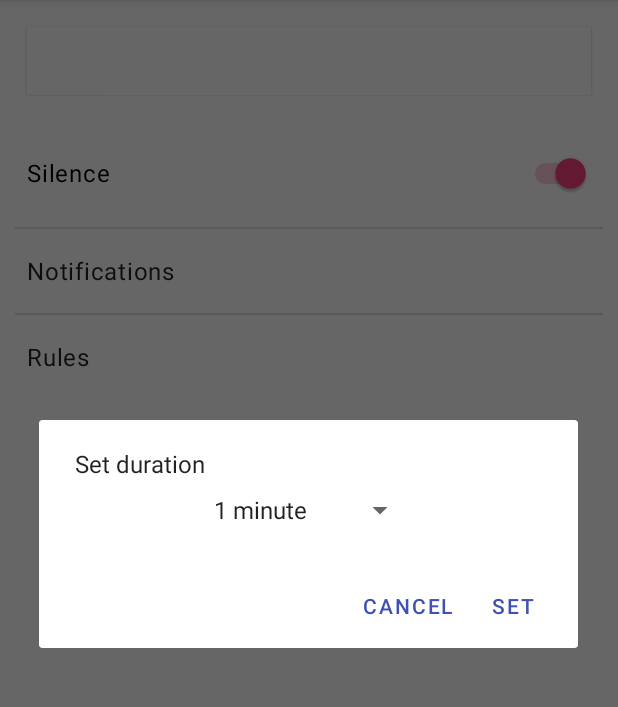
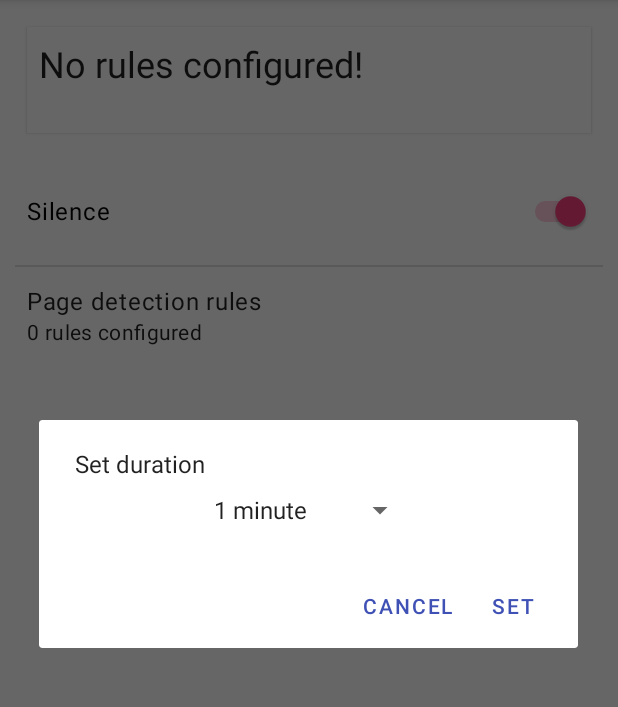
Before and after one commit to jboning/pageme, an Android app: the screen it shows after launch (MainActivity), after a tap on "Silence", on a phone screen of 412 x 824 dp, the part 84-791 px from its top. Run offline under Robolectric (Android 15) with nearby library versions, the phone set to English and light mode, and no system bars.

Commit message:
Split annoyer policy from rules config, show rules on main view

```diff
--- a/app/src/main/java/name/jboning/pageme/MainActivity.kt
+++ b/app/src/main/java/name/jboning/pageme/MainActivity.kt
@@ -36,12 +36,21 @@ class MainActivity : AppCompatActivity(), OnDurationSetListener {
             renderStatus()
         }
 
+        viewModel.rules.observe(this) {
+            findViewById<TextView>(R.id.num_rules_text).text = "" + it.size + " rules configured"
+        }
+
         permissionsCheck()
     }
 
     private fun renderStatus() {
-        findViewById<TextView>(R.id.status).text = if (viewModel.silenced.value!!) {
-            "silenced until " + SimpleDateFormat("HH:mm").format(Date(viewModel.silenceUntil.value!!))
+        findViewById<TextView>(R.id.status).text = if (viewModel.rules.value!!.isEmpty()) {
+            "No rules configured!"
+        } else {
+            "Monitoring for pages"
+        }
+        findViewById<TextView>(R.id.status_subheader).text = if(viewModel.silenced.value!!) {
+            "Silenced until " + SimpleDateFormat("HH:mm").format(Date(viewModel.silenceUntil.value!!))
         } else {
             ""
         }
--- a/app/src/main/java/name/jboning/pageme/MainViewModel.kt
+++ b/app/src/main/java/name/jboning/pageme/MainViewModel.kt
@@ -7,6 +7,7 @@ import android.util.Log
 import androidx.lifecycle.AndroidViewModel
 import androidx.lifecycle.LiveData
 import androidx.lifecycle.MutableLiveData
+import name.jboning.pageme.config.ConfigManager
 import java.util.*
 
 class MainViewModel(application: Application) : AndroidViewModel(application) {
@@ -21,6 +22,9 @@ class MainViewModel(application: Application) : AndroidViewModel(application) {
     val silenceUntil: LiveData<Long> = _silenceUntil
     val silenced: LiveData<Boolean> = _silenced
     private val timer = Timer()
+
+    private val _rules = MutableLiveData(ConfigManager().getRules(application.applicationContext))
+    val rules = _rules
 
     private val prefListener = SharedPreferences.OnSharedPreferenceChangeListener { sharedPreferences, s ->
         if (s == PREF_SILENCE_UNTIL) {
--- a/app/src/main/java/name/jboning/pageme/SmsReceiver.java
+++ b/app/src/main/java/name/jboning/pageme/SmsReceiver.java
@@ -83,7 +83,7 @@ public class SmsReceiver extends BroadcastReceiver {
     }
 
     private boolean shouldAlert(Context context, CombinedSmsMessage msg) {
-        ArrayList<AlertRule> rules = new ConfigManager().getConfig(context).getAlert_rules();
+        ArrayList<AlertRule> rules = new ConfigManager().getRules(context);
         for (AlertRule rule : rules) {
             if (new AlertRuleEvaluator(rule, msg).matches()) {
                 return true;
--- a/app/src/main/java/name/jboning/pageme/config/ConfigManager.kt
+++ b/app/src/main/java/name/jboning/pageme/config/ConfigManager.kt
@@ -3,30 +3,38 @@ package name.jboning.pageme.config
 import android.content.Context
 import android.util.Log
 import name.jboning.pageme.R
-import name.jboning.pageme.config.model.PagerConfig
+import name.jboning.pageme.config.model.AlertRule
+import name.jboning.pageme.config.model.AnnoyerPolicy
+import name.jboning.pageme.config.model.RulesConfig
 import java.io.FileNotFoundException
 
 class ConfigManager {
     companion object {
-        private val CONFIG_PATH = "config.pageme.json"
+        private val RULES_PATH = "default.rules.pageme.json"
     }
 
-    fun getConfig(context: Context): PagerConfig {
+    fun getRules(context: Context): ArrayList<AlertRule> {
         val stream = try {
-            Log.d("ConfigManager", "Loading config from file...")
-            context.openFileInput(CONFIG_PATH)
+            Log.d("ConfigManager", "Loading rules from file...")
+            context.openFileInput(RULES_PATH)
         } catch (e: FileNotFoundException) {
-            Log.d("ConfigManager", "Failed, falling back to default config")
-            context.resources.openRawResource(R.raw.default_config)
+            Log.d("ConfigManager", "No rules found")
+            return arrayListOf()
         }
         stream.bufferedReader().use {
-            return ConfigSerDes().parse(it.readText())
+            return ConfigSerDes().json.parse(RulesConfig.serializer(), it.readText()).alert_rules
         }
     }
 
-    fun saveConfig(context: Context, config: PagerConfig) {
-        context.openFileOutput(CONFIG_PATH, Context.MODE_PRIVATE).use {
-            it.write(ConfigSerDes().stringify(config).toByteArray())
+    fun saveRules(context: Context, rules: ArrayList<AlertRule>) {
+        context.openFileOutput(RULES_PATH, Context.MODE_PRIVATE).use {
+            it.write(ConfigSerDes().json.stringify(RulesConfig.serializer(), RulesConfig(alert_rules = rules)).toByteArray())
+        }
+    }
+
+    fun getAnnoyerPolicy(context: Context): AnnoyerPolicy {
+        context.resources.openRawResource(R.raw.default_annoyer_policy).bufferedReader().use {
+            return ConfigSerDes().json.parse(AnnoyerPolicy.serializer(), it.readText())
         }
     }
 }
--- a/app/src/main/java/name/jboning/pageme/config/ImportConfigActivity.kt
+++ b/app/src/main/java/name/jboning/pageme/config/ImportConfigActivity.kt
@@ -9,6 +9,7 @@ import kotlinx.coroutines.Dispatchers
 import kotlinx.coroutines.launch
 import kotlinx.coroutines.withContext
 import name.jboning.pageme.R
+import name.jboning.pageme.config.model.RulesConfig
 
 class ImportConfigActivity : AppCompatActivity() {
     override fun onCreate(savedInstanceState: Bundle?) {
@@ -31,9 +32,9 @@ class ImportConfigActivity : AppCompatActivity() {
             val uri = intent?.data ?: return@withContext false
             val inputStream = contentResolver.openInputStream(uri) ?: return@withContext false
             val config = inputStream.bufferedReader().use {
-                ConfigSerDes().parse(it.readText())
+                ConfigSerDes().json.parse(RulesConfig.serializer(), it.readText())
             }
-            ConfigManager().saveConfig(this@ImportConfigActivity, config)
+            ConfigManager().saveRules(this@ImportConfigActivity, config.alert_rules)
             true
         }
         if (success) {
--- a/app/src/main/java/name/jboning/pageme/config/model/NotificationPolicy.kt
+++ b/app/src/main/java/name/jboning/pageme/config/model/AnnoyerPolicy.kt
@@ -4,7 +4,7 @@ import kotlinx.serialization.Serializable
 import java.util.*
 
 @Serializable
-data class NotificationPolicy(
+data class AnnoyerPolicy(
     val actions: ArrayList<NotificationStep>
 ) {
     @Serializable
--- a/app/src/main/java/name/jboning/pageme/config/model/PagerConfig.kt
+++ b/app/src/main/java/name/jboning/pageme/config/model/RulesConfig.kt
@@ -4,7 +4,6 @@ import kotlinx.serialization.Serializable
 import java.util.*
 
 @Serializable
-data class PagerConfig(
-    val notification_policies: HashMap<String, NotificationPolicy>,
+data class RulesConfig(
     val alert_rules: ArrayList<AlertRule>
 )
--- a/app/src/main/res/layout/activity_main.xml
+++ b/app/src/main/res/layout/activity_main.xml
@@ -30,12 +30,25 @@
                 android:layout_height="match_parent"
                 android:layout_margin="8dp">
 
+                <LinearLayout
+                    android:layout_width="match_parent"
+                    android:layout_height="match_parent"
+                    android:orientation="vertical">
+
                     <TextView
                         android:id="@+id/status"
                         android:layout_width="match_parent"
                         android:layout_height="wrap_content"
                         android:text="Status"
-                    android:textAppearance="@style/TextAppearance.AppCompat.Large" />
+                        android:textAppearance="@style/TextAppearance.MaterialComponents.Headline5" />
+
+                    <TextView
+                        android:id="@+id/status_subheader"
+                        android:layout_width="match_parent"
+                        android:layout_height="wrap_content"
+                        android:text="TextView"
+                        android:textAppearance="@style/TextAppearance.MaterialComponents.Subtitle1" />
+                </LinearLayout>
 
             </FrameLayout>
 
@@ -60,39 +73,31 @@
             android:background="?android:attr/listDivider" />
 
         <FrameLayout
-            android:id="@+id/notifications_entry"
+            android:id="@+id/rules_entry"
             android:layout_width="match_parent"
-            android:layout_height="56dp">
+            android:layout_height="64dp">
 
-            <TextView
-                android:id="@+id/textView4"
+            <LinearLayout
                 android:layout_width="match_parent"
                 android:layout_height="wrap_content"
                 android:layout_gravity="center_vertical"
                 android:layout_margin="8dp"
-                android:text="Notifications"
-                android:textAppearance="@style/TextAppearance.MaterialComponents.Body1" />
-        </FrameLayout>
-
-        <View
-            android:id="@+id/divider4"
-            android:layout_width="match_parent"
-            android:layout_height="1dp"
-            android:background="?android:attr/listDivider" />
-
-        <FrameLayout
-            android:id="@+id/rules_entry"
-            android:layout_width="match_parent"
-            android:layout_height="56dp">
+                android:orientation="vertical">
 
                 <TextView
                     android:id="@+id/textView5"
                     android:layout_width="match_parent"
                     android:layout_height="wrap_content"
-                android:layout_gravity="center_vertical"
-                android:layout_margin="8dp"
-                android:text="Rules"
+                    android:text="Page detection rules"
                     android:textAppearance="@style/TextAppearance.MaterialComponents.Body1" />
+
+                <TextView
+                    android:id="@+id/num_rules_text"
+                    android:layout_width="match_parent"
+                    android:layout_height="wrap_content"
+                    android:text="TextView"
+                    android:textAppearance="@style/TextAppearance.MaterialComponents.Body2" />
+            </LinearLayout>
         </FrameLayout>
 
         <Space
```
Also changed, not shown: app/src/main/java/name/jboning/pageme/annoyer/AnnoyerService.kt (+8 -9 lines), app/src/main/java/name/jboning/pageme/config/ConfigSerDes.kt (+0 -9 lines), app/src/main/res/raw/default_annoyer_policy.json (added, +16 -0 lines). Lines whose indentation alone changed are shown as unchanged.
